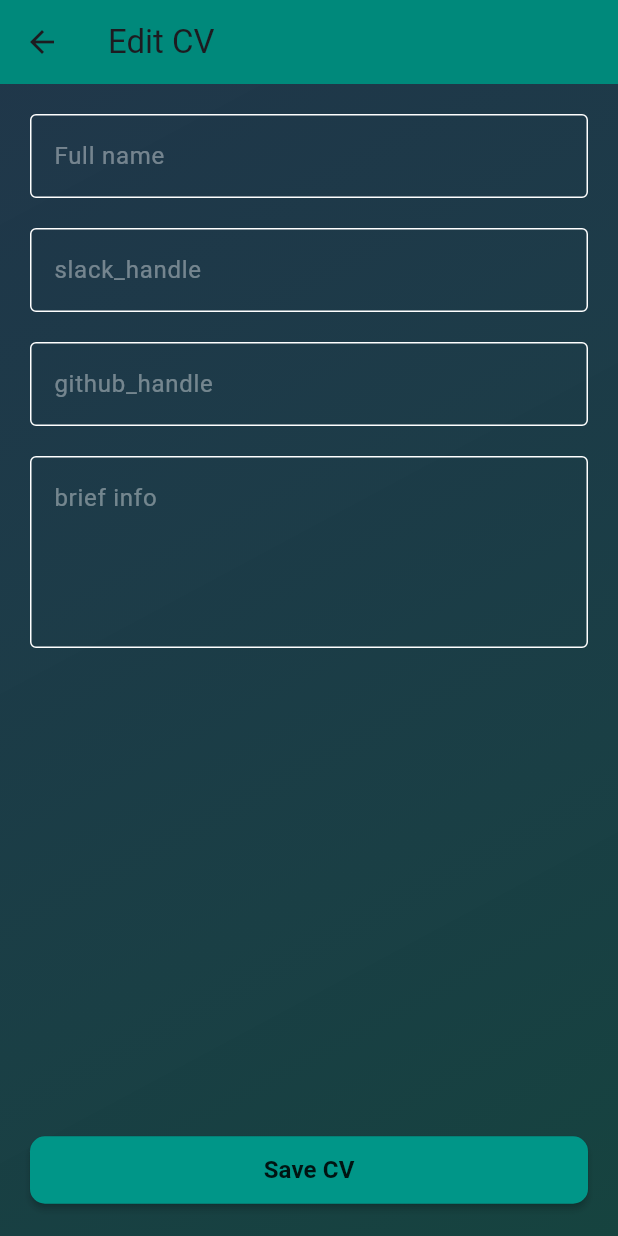
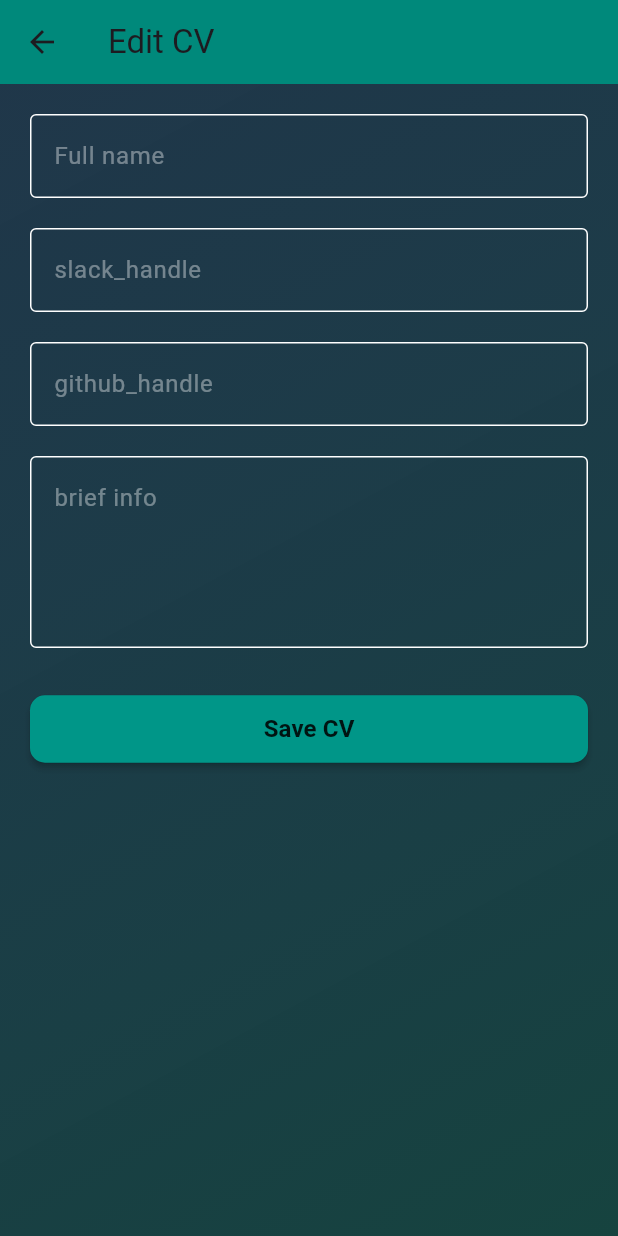
Before and after one commit to sam-shot/hng_stage_2_mobile, a Flutter app: the screen it shows after launch, after a tap on "Edit CV", on a phone screen of 412 x 824 dp. Run offline on Flutter 3.47's test engine with Material 2 defaults, Android fonts, the phone set to English and light mode, and no system bars.

Commit message:
fix: overflow error fixed

```diff
--- a/lib/views/edit_cv_view.dart
+++ b/lib/views/edit_cv_view.dart
@@ -68,9 +68,8 @@ class _EditCvViewState extends State<EditCvView> {
                     hint: "brief info",
                   ),
                   const SizedBox(
-                    height: 20,
+                    height: 30,
                   ),
-                  const Spacer(),
                   MaterialButton(
                     minWidth: double.infinity,
                     height: 45,
```
